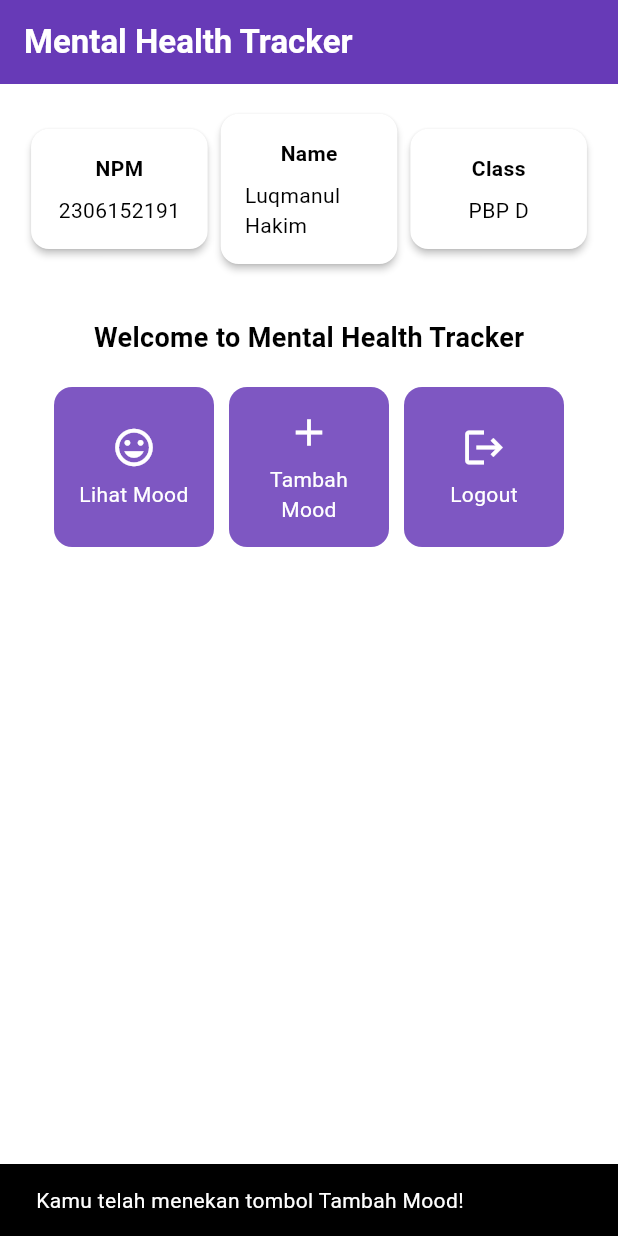
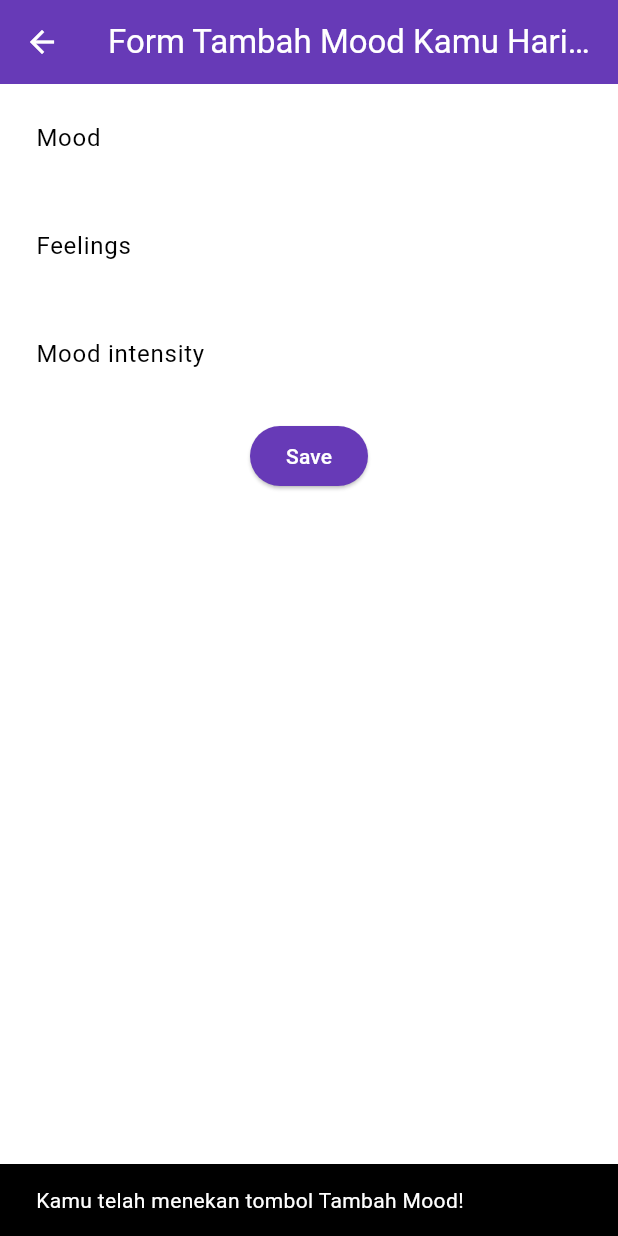
Before and after one commit to lhakiim/mental-health-tracker-mobile, a Flutter app: the screen it shows after launch, after a tap on "Tambah Mood", on a phone screen of 412 x 824 dp. Run offline on Flutter 3.47's test engine with Material 3 defaults, Android fonts, the phone set to English and light mode, and no system bars.

Commit message:
Tutorial 7 Done

```diff
--- a/lib/main.dart
+++ b/lib/main.dart
@@ -1,5 +1,5 @@
 import 'package:flutter/material.dart';
-import 'package:mental_health_tracker/menu.dart';
+import 'package:mental_health_tracker/screens/menu.dart';
 
 void main() {
   runApp(const MyApp());
--- a/lib/menu.dart
+++ b/lib/screens/menu.dart
@@ -1,4 +1,7 @@
 import 'package:flutter/material.dart';
+// import 'package:mental_health_tracker/moodentry_form.dart';
+import 'package:mental_health_tracker/widgets/left_drawer.dart';
+import 'package:mental_health_tracker/widgets/mood_card.dart';
 
 class MyHomePage extends StatelessWidget {
   final String npm = '2306152191'; // NPM
@@ -23,7 +26,10 @@ class MyHomePage extends StatelessWidget {
         ),
         // Warna latar belakang AppBar diambil dari skema warna tema aplikasi.
         backgroundColor: Theme.of(context).colorScheme.primary,
+        // Mengganti warna icon drawer menjadi putih
+        iconTheme: const IconThemeData(color: Colors.white),
       ),
+      drawer: const LeftDrawer(),
       // Body halaman dengan padding di sekelilingnya.
       body: Padding(
         padding: const EdgeInsets.all(16.0),
@@ -133,62 +139,3 @@ class InfoCard extends StatelessWidget {
     );
   }
 }
-class ItemHomepage {
-    final String name;
-    final IconData icon;
-
-    ItemHomepage(this.name, this.icon);
-}
-class ItemCard extends StatelessWidget {
-  // Menampilkan kartu dengan ikon dan nama.
-
-  final ItemHomepage item;
-
-  const ItemCard(this.item, {super.key});
-
-  @override
-  Widget build(BuildContext context) {
-    return Material(
-      // Menentukan warna latar belakang dari tema aplikasi.
-      color: Theme.of(context).colorScheme.secondary,
-      // Membuat sudut kartu melengkung.
-      borderRadius: BorderRadius.circular(12),
-
-      child: InkWell(
-        // Aksi ketika kartu ditekan.
-        onTap: () {
-          // Menampilkan pesan SnackBar saat kartu ditekan.
-          ScaffoldMessenger.of(context)
-            ..hideCurrentSnackBar()
-            ..showSnackBar(
-              SnackBar(content: Text("Kamu telah menekan tombol ${item.name}!"))
-            );
-        },
-        // Container untuk menyimpan Icon dan Text
-        child: Container(
-          padding: const EdgeInsets.all(8),
-          child: Center(
-            child: Column(
-              // Menyusun ikon dan teks di tengah kartu.
-              mainAxisAlignment: MainAxisAlignment.center,
-              children: [
-                Icon(
-                  item.icon,
-                  color: Colors.white,
-                  size: 30.0,
-                ),
-                const Padding(padding: EdgeInsets.all(3)),
-                Text(
-                  item.name,
-                  textAlign: TextAlign.center,
-                  style: const TextStyle(color: Colors.white),
-                ),
-              ],
-            ),
-          ),
-        ),
-      ),
-    );
-  }
-
-}
--- /dev/null
+++ b/lib/screens/moodentry_form.dart
@@ -0,0 +1,164 @@
+import 'package:flutter/material.dart';
+// import 'package:mental_health_tracker/widgets/left_drawer.dart';
+//: Impor drawer yang sudah dibuat sebelumnya
+
+class MoodEntryFormPage extends StatefulWidget {
+  const MoodEntryFormPage({super.key});
+
+  @override
+  State<MoodEntryFormPage> createState() => _MoodEntryFormPageState();
+}
+
+class _MoodEntryFormPageState extends State<MoodEntryFormPage> {
+  final _formKey = GlobalKey<FormState>();
+	String _mood = "";
+	String _feelings = "";
+	int _moodIntensity = 0;
+  @override
+  Widget build(BuildContext context) {
+    return Scaffold(
+      appBar: AppBar(
+        title: const Center(
+          child: Text(
+            'Form Tambah Mood Kamu Hari ini',
+          ),
+        ),
+        backgroundColor: Theme.of(context).colorScheme.primary,
+        foregroundColor: Colors.white,
+      ),
+      // Tambahkan drawer yang sudah dibuat di sini
+
+      body: Form(
+        key: _formKey,
+        child: SingleChildScrollView(
+          child: Column(
+            crossAxisAlignment: CrossAxisAlignment.start,
+            children: [
+              Padding(
+                padding: const EdgeInsets.all(8.0),
+                child: TextFormField(
+                  decoration: InputDecoration(
+                    hintText: "Mood",
+                    labelText: "Mood",
+                    border: OutlineInputBorder(
+                      borderRadius: BorderRadius.circular(5.0),
+                    ),
+                  ),
+                  onChanged: (String? value) {
+                    setState(() {
+                      _mood = value!;
+                    });
+                  },
+                  validator: (String? value) {
+                    if (value == null || value.isEmpty) {
+                      return "Mood tidak boleh kosong!";
+                    }
+                    return null;
+                  },
+                ),
+              ),
+              Padding(
+                padding: const EdgeInsets.all(8.0),
+                child: TextFormField(
+                  decoration: InputDecoration(
+                    hintText: "Feelings",
+                    labelText: "Feelings",
+                    border: OutlineInputBorder(
+                      borderRadius: BorderRadius.circular(5.0),
+                    ),
+                  ),
+                  onChanged: (String? value) {
+                    setState(() {
+                      _feelings = value!;
+                    });
+                  },
+                  validator: (String? value) {
+                    if (value == null || value.isEmpty) {
+                      return "Feelings tidak boleh kosong!";
+                    }
+                    return null;
+                  },
+                ),
+              ),
+              Padding(
+                padding: const EdgeInsets.all(8.0),
+                child: TextFormField(
+                  decoration: InputDecoration(
+                    hintText: "Mood intensity",
+                    labelText: "Mood intensity",
+                    border: OutlineInputBorder(
+                      borderRadius: BorderRadius.circular(5.0),
+                    ),
+                  ),
+                  onChanged: (String? value) {
+                    setState(() {
+                      _moodIntensity = int.tryParse(value!) ?? 0;
+                    });
+                  },
+                  validator: (String? value) {
+                    if (value == null || value.isEmpty) {
+                      return "Mood intensity tidak boleh kosong!";
+                    }
+                    if (int.tryParse(value) == null) {
+                      return "Mood intensity harus berupa angka!";
+                    }
+                    return null;
+                  },
+                ),
+              ),
+              Align(
+                alignment: Alignment.bottomCenter,
+                child: Padding(
+                  padding: const EdgeInsets.all(8.0),
+                  child: ElevatedButton(
+                    style: ButtonStyle(
+                      backgroundColor: WidgetStateProperty.all(
+                          Theme.of(context).colorScheme.primary),
+                    ),
+                    onPressed: () {
+                      if (_formKey.currentState!.validate()) {
+                        showDialog(
+                          context: context,
+                          builder: (context) {
+                            return AlertDialog(
+                              title: const Text('Mood berhasil tersimpan'),
+                              content: SingleChildScrollView(
+                                child: Column(
+                                  crossAxisAlignment: CrossAxisAlignment.start,
+                                  children: [
+                                    // Munculkan value-value lainnya
+                                    Text('Mood: $_mood'),
+                                    Text('Feelings: $_feelings'),
+                                    Text('Mood Intensity: $_moodIntensity'),
+
+                                  ],
+                                ),
+                              ),
+                              actions: [
+                                TextButton(
+                                  child: const Text('OK'),
+                                  onPressed: () {
+                                    Navigator.pop(context);
+                                    _formKey.currentState!.reset();
+                                  },
+                                ),
+                              ],
+                            );
+                          },
+                        );
+                      }
+                    },
+                    child: const Text(
+                      "Save",
+                      style: TextStyle(color: Colors.white),
+                    ),
+                  ),
+                ),
+              ),
+            ],
+          ),
+        ),
+      ),
+    );
+  }
+}
--- /dev/null
+++ b/lib/widgets/left_drawer.dart
@@ -0,0 +1,74 @@
+import 'package:flutter/material.dart';
+import 'package:mental_health_tracker/screens/menu.dart';
+// Impor halaman MoodEntryFormPage jika sudah dibuat
+import 'package:mental_health_tracker/screens/moodentry_form.dart';
+
+class LeftDrawer extends StatelessWidget {
+  const LeftDrawer({super.key});
+
+  @override
+  Widget build(BuildContext context) {
+    return Drawer(
+      child: ListView(
+        children: [
+          DrawerHeader(
+            decoration: BoxDecoration(
+              color: Theme.of(context).colorScheme.primary,
+            ),
+            child: const Column(
+              children: [
+                Text(
+                  'Mental Health Tracker',
+                  textAlign: TextAlign.center,
+                  style: TextStyle(
+                    fontSize: 24,
+                    fontWeight: FontWeight.bold,
+                    color: Colors.white,
+                  ),
+                ),
+                Padding(padding: EdgeInsets.all(8)),
+                Text(
+                  "Ayo jaga kesehatan mentalmu setiap hari disini!",
+                  // Tambahkan gaya teks dengan center alignment, font ukuran 15, warna putih, dan weight biasa
+                  textAlign: TextAlign.center,
+                  style: TextStyle(
+                    fontSize: 15,
+                    color: Colors.white,
+                    fontWeight: FontWeight.normal,
+                  ),
+                ),
+              ],
+            ),
+          ),
+          ListTile(
+            leading: const Icon(Icons.home_outlined),
+            title: const Text('Halaman Utama'),
+            // Bagian redirection ke MyHomePage
+            onTap: () {
+            Navigator.pushReplacement(
+                context,
+                MaterialPageRoute(
+                  builder: (context) => MyHomePage(),
+                ));
+            },
+          ),
+          ListTile(
+            leading: const Icon(Icons.mood),
+            title: const Text('Tambah Mood'),
+            // Bagian redirection ke MoodEntryFormPage
+            onTap: () {
+              /*
+              Buatlah routing ke MoodEntryFormPage di sini,
+              setelah halaman MoodEntryFormPage sudah dibuat.
+              */
+              Navigator.push(
+                context,
+                MaterialPageRoute(builder: (context) => const MoodEntryFormPage()
+                ));
+            },
+          ),
+        ],
+      ),
+    );
+  }
+}
--- /dev/null
+++ b/lib/widgets/mood_card.dart
@@ -0,0 +1,67 @@
+import 'package:flutter/material.dart';
+import 'package:mental_health_tracker/screens/moodentry_form.dart';
+
+class ItemHomepage {
+    final String name;
+    final IconData icon;
+
+    ItemHomepage(this.name, this.icon);
+}
+class ItemCard extends StatelessWidget {
+  // Menampilkan kartu dengan ikon dan nama.
+
+  final ItemHomepage item;
+
+  const ItemCard(this.item, {super.key});
+
+  @override
+  Widget build(BuildContext context) {
+    return Material(
+      // Menentukan warna latar belakang dari tema aplikasi.
+      color: Theme.of(context).colorScheme.secondary,
+      // Membuat sudut kartu melengkung.
+      borderRadius: BorderRadius.circular(12),
+
+      child: InkWell(
+        // Aksi ketika kartu ditekan.
+        onTap: () {
+          // Menampilkan pesan SnackBar saat kartu ditekan.
+          ScaffoldMessenger.of(context)
+            ..hideCurrentSnackBar()
+            ..showSnackBar(
+              SnackBar(content: Text("Kamu telah menekan tombol ${item.name}!"))
+            );
+          if (item.name == "Tambah Mood") {
+            // Gunakan Navigator.push untuk melakukan navigasi ke MaterialPageRoute yang mencakup MoodEntryFormPage.
+            Navigator.push(context,
+              MaterialPageRoute(builder: (context) => const MoodEntryFormPage()));
+          }
+        },
+        // Container untuk menyimpan Icon dan Text
+        child: Container(
+          padding: const EdgeInsets.all(8),
+          child: Center(
+            child: Column(
+              // Menyusun ikon dan teks di tengah kartu.
+              mainAxisAlignment: MainAxisAlignment.center,
+              children: [
+                Icon(
+                  item.icon,
+                  color: Colors.white,
+                  size: 30.0,
+                ),
+                const Padding(padding: EdgeInsets.all(3)),
+                Text(
+                  item.name,
+                  textAlign: TextAlign.center,
+                  style: const TextStyle(color: Colors.white),
+                ),
+              ],
+            ),
+          ),
+        ),
+      ),
+    );
+  }
+
+}
```
